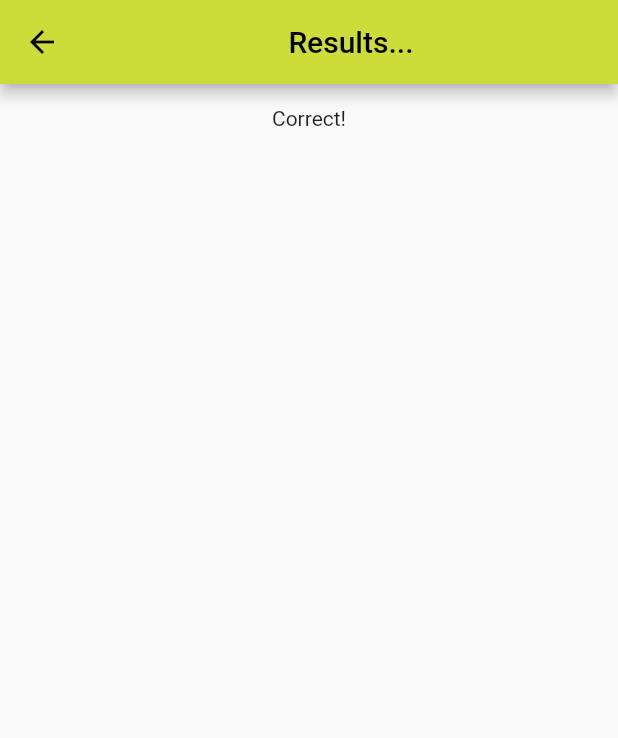
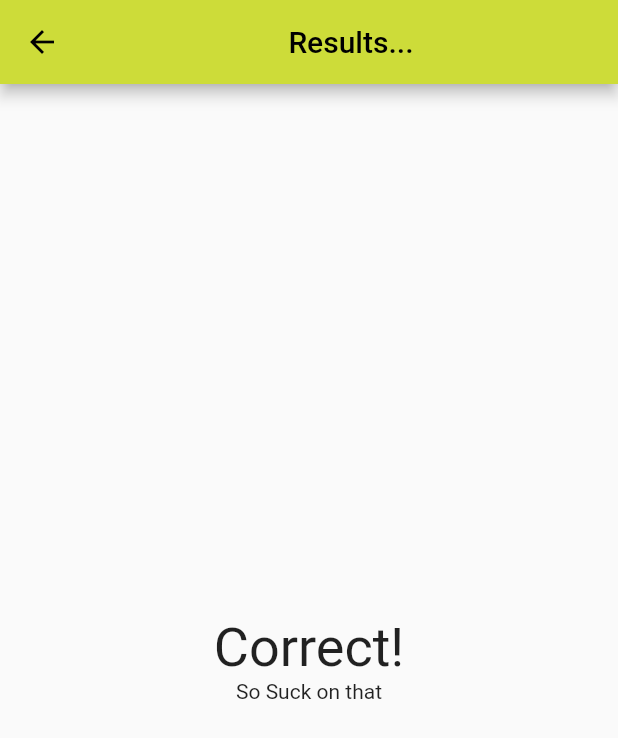
Before and after one commit to shaycraft/flutter-hello-world, a Flutter app: the screen it shows after launch, after a tap on "Yes?", on a phone screen of 412 x 824 dp. Shown: the top 738 px of the screen. Run offline on Flutter 3.47's test engine with Material 2 defaults, Android fonts, the phone set to English and light mode, and no system bars.

Commit message:
chore: cleanup

```diff
--- a/lib/main.dart
+++ b/lib/main.dart
@@ -14,69 +14,9 @@ class MyApp extends StatefulWidget {
   }
 }
 
-class ResultRoute extends StatelessWidget {
-  const ResultRoute({super.key});
-
+class _MyAppState extends State<MyApp> {
   @override
   Widget build(BuildContext context) {
-    // TODO: implement build
-    return Scaffold(
-      appBar: AppBar(title: const Center(child: Text('whadup'))),
-      body: const Text('WRONG!!!!!!'),
-    );
-  }
-}
-
-class _MyAppState extends State<MyApp> {
-  String _bannerText = 'Butter sux???';
-  bool _userAnswer = false;
-
-  @override
-  Widget build(BuildContext context) {
-    final resultForm = Padding(
-        padding: const EdgeInsets.all(15.0),
-        child: Center(
-            child: Column(
-                children: [Text(_userAnswer == false ? 'WRONG' : 'TRUE')])));
-
-    final Padding questionForm = Padding(
-        padding: const EdgeInsets.all(15.0),
-        child: Column(
-          children: [
-            Text(_bannerText),
-            Row(
-              children: [
-                ElevatedButton(
-                  onPressed: () {
-                    // setState(() {
-                    //   // _bannerText = 'Correct!';
-                    //   Navigator.push(
-                    //       context,
-                    //       MaterialPageRoute(
-                    //           builder: (context) => const ResultRoute()));
-                    // });
-                    Navigator.push(
-                        context,
-                        MaterialPageRoute(
-                            builder: (context) => const ResultRoute()));
-                  },
-                  child: const Text('Yes?'),
-                ),
-                ElevatedButton(
-                    onPressed: () => setState(() {
-                          _bannerText = 'WRONG!!!!!';
-                          // _currentForm = resultForm;
-                        }),
-                    child: const Text('No'))
-              ],
-            )
-          ],
-        ));
-
-    var firstRoute = Scaffold(
-        appBar: AppBar(title: const Center(child: Text('Hello Alijah'))),
-        body: questionForm);
-
     return MaterialApp(
         title: 'Flutter Demo',
         theme: ThemeData(
@@ -85,83 +25,3 @@ class _MyAppState extends State<MyApp> {
         home: const FirstRoute());
   }
 }
-
-// import 'package:flutter/material.dart';
-//
-// void main() {
-//   runApp(const MyApp());
-// }
-//
-// class _BannerTextState extends State<MyApp> {
-//   String _statusMessage = 'Butter sux?';
-//
-//   @override
-//   Widget build(BuildContext context) {
-//     return Text(_statusMessage);
-//   }
-// }
-//
-// class MyApp extends StatefulWidget {
-//   const MyApp({super.key});
-//
-//   String statusMessage;
-//
-//   void updateWithYes() {
-//
-//   }
-//
-//   // This widget is the root of your application.
-//   @override
-//   Widget build(BuildContext context) {
-//     const double defaultFontSize = 36;
-//     const String greetingText = "Hey Miss Alijah!";
-//
-//     const textWidget = Text(
-//       'Cook Faster I am hungreee!!! (ps butter suxzzz)',
-//       style: TextStyle(fontSize: defaultFontSize),
-//     );
-//
-//     const paddingWidget = Padding(
-//         padding: EdgeInsets.all(15.0), child: Center(child: textWidget));
-//
-//     var columnWidget = Column(
-//       children: const [Center(child: paddingWidget)],
-//     );
-//
-//     String statusMessage = "Butter Suxzzzz?";
-//
-//     const statusLabel = Text('Butter sux?');
-//
-//     return MaterialApp(
-//         title: 'Flutter Demo',
-//         theme: ThemeData(
-//           primarySwatch: Colors.lime,
-//         ),
-//         home: Scaffold(
-//             appBar: AppBar(title: const Center(child: Text('Hello Alijah'))),
-//             body: Padding(
-//                 padding: const EdgeInsets.all(15.0),
-//                 child: Column(
-//                   children: [
-//                     Text(statusMessage),
-//                     Row(
-//                       children: [
-//                         ElevatedButton(
-//                           child: const Text('Yes'),
-//                           onPressed: () => statusLabel. = 'Correct',
-//                         ),
-//                         ElevatedButton(
-//                           child: const Text('No'),
-//                           onPressed: () => {},
-//                         )
-//                       ],
-//                     )
-//                   ],
-//                 ))));
-//   }
-//
-//   @override
-//   State<StatefulWidget> createState() {
-//     statusMessage = 'Butter sux?';
-//   }
-// }
--- a/lib/second_route.dart
+++ b/lib/second_route.dart
@@ -1,18 +1,29 @@
 import 'package:flutter/material.dart';
+
+const defaultTextStyle = TextStyle(fontSize: 36);
 
 class SecondRouteState extends State<SecondRoute> {
   @override
   Widget build(BuildContext context) {
     return Scaffold(
-        appBar: AppBar(
-          title: const Center(child: Text('Results...')),
-        ),
-        body: Padding(
+      appBar: AppBar(
+        title: const Center(child: Text('Results...')),
+      ),
+      body: Padding(
           padding: const EdgeInsets.all(15.0),
-          child: ListView(
-            children: [Center(child: Text(widget.mainText))],
-          ),
-        ));
+          child: Column(
+            mainAxisAlignment: MainAxisAlignment.center,
+            children: [
+              Center(
+                child: Text(
+                  widget.mainText,
+                  style: defaultTextStyle,
+                ),
+              ),
+              const Text('So Suck on that')
+            ],
+          )),
+    );
   }
 }
 
```
